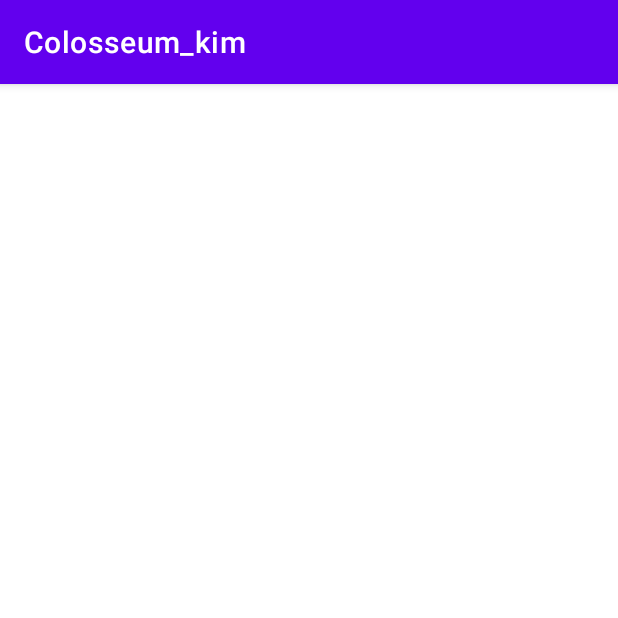
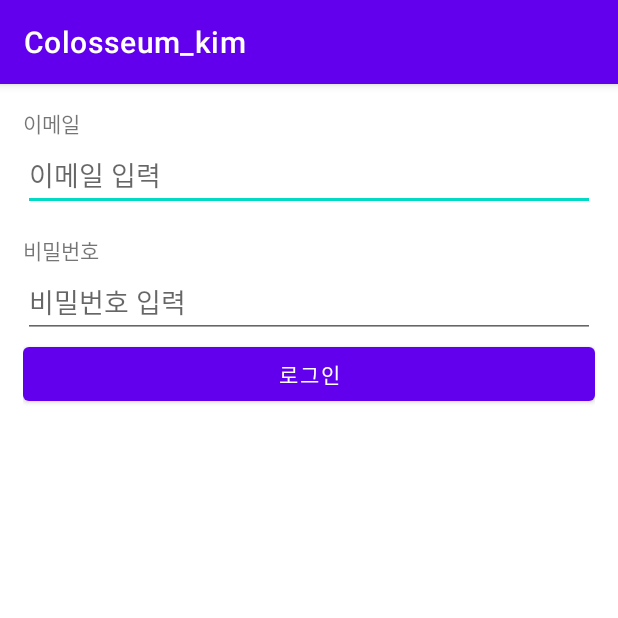
Before and after one commit to KImJunHwui/Colosseum_kim, an Android app: the screen it shows after launch (MainActivity), on a phone screen of 412 x 824 dp, the top half of it. Run offline under Robolectric (Android 15) with nearby library versions, the phone set to English and light mode, and no system bars.

Commit message:
로그인화면 기본 구조

```diff
--- a/app/src/main/java/com/kim/colosseum_kim/utilis/Serverutil.kt
+++ b/app/src/main/java/com/kim/colosseum_kim/utilis/Serverutil.kt
@@ -3,6 +3,17 @@ package com.kim.colosseum_kim.utilis
 class Serverutil {
 //    어떤 내용? = 서버 연결 전담.
 
+companion object{
+
+//    모든 기능의 기본이 되는 주소.
+    val BASE_URL = "http://54.180.52.26"
+
+//    로그인 하는 기능
+
+    fun postRequestLogin(){
 
 
+    }
 }
+
+}
--- a/app/src/main/res/layout/activity_main.xml
+++ b/app/src/main/res/layout/activity_main.xml
@@ -5,7 +5,37 @@
     android:layout_width="match_parent"
     android:layout_height="match_parent"
     android:orientation="vertical"
+    android:padding="15dp"
     tools:context=".MainActivity">
+
+    <TextView
+        android:layout_width="wrap_content"
+        android:layout_height="wrap_content"
+        android:text="이메일"/>
+
+    <EditText
+        android:layout_width="match_parent"
+        android:layout_height="wrap_content"
+        android:hint="이메일 입력"
+        android:inputType="textEmailAddress"/>
+
+    <TextView
+        android:layout_width="wrap_content"
+        android:layout_height="wrap_content"
+        android:layout_marginTop="15dp"
+        android:text="비밀번호"/>
+
+    <EditText
+        android:layout_width="match_parent"
+        android:layout_height="wrap_content"
+        android:hint="비밀번호 입력"
+        android:inputType="textPassword"/>
+
+    <Button
+        android:layout_width="match_parent"
+        android:layout_height="wrap_content"
+        android:text="로그인"/>
+
 
 
 </LinearLayout>
```
